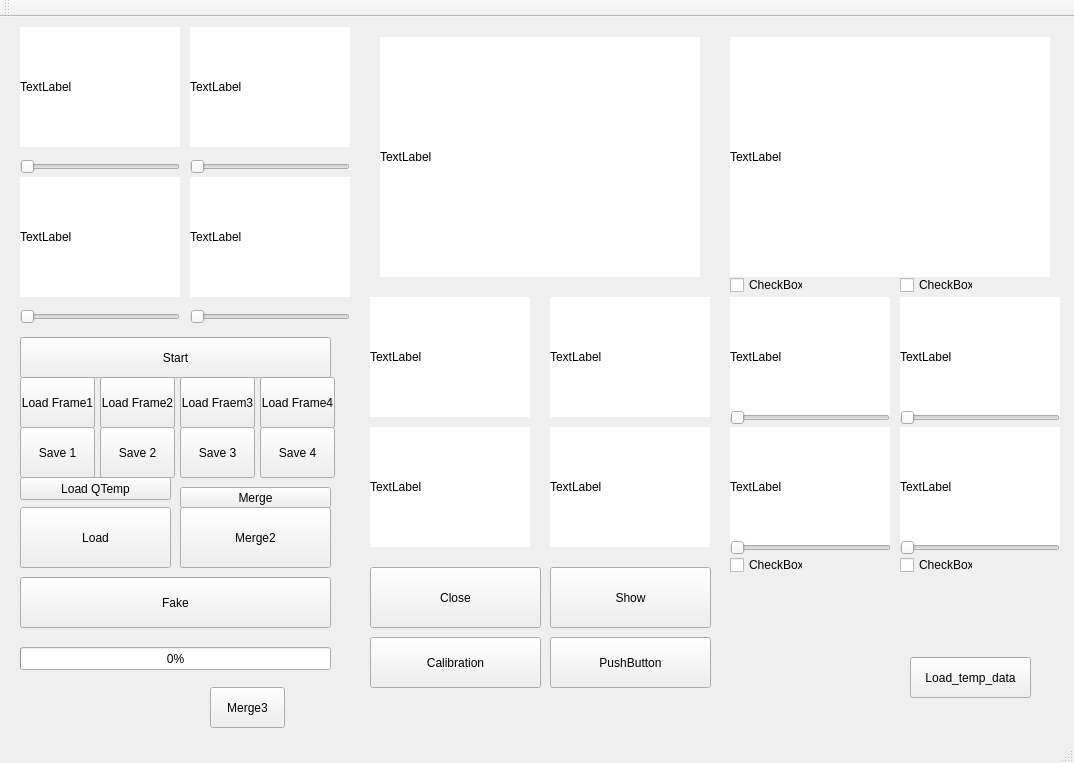
This is mainwindow.ui in Chia-ChunHsu/Capture as Qt 5 draws it before an edit. The edited form follows.
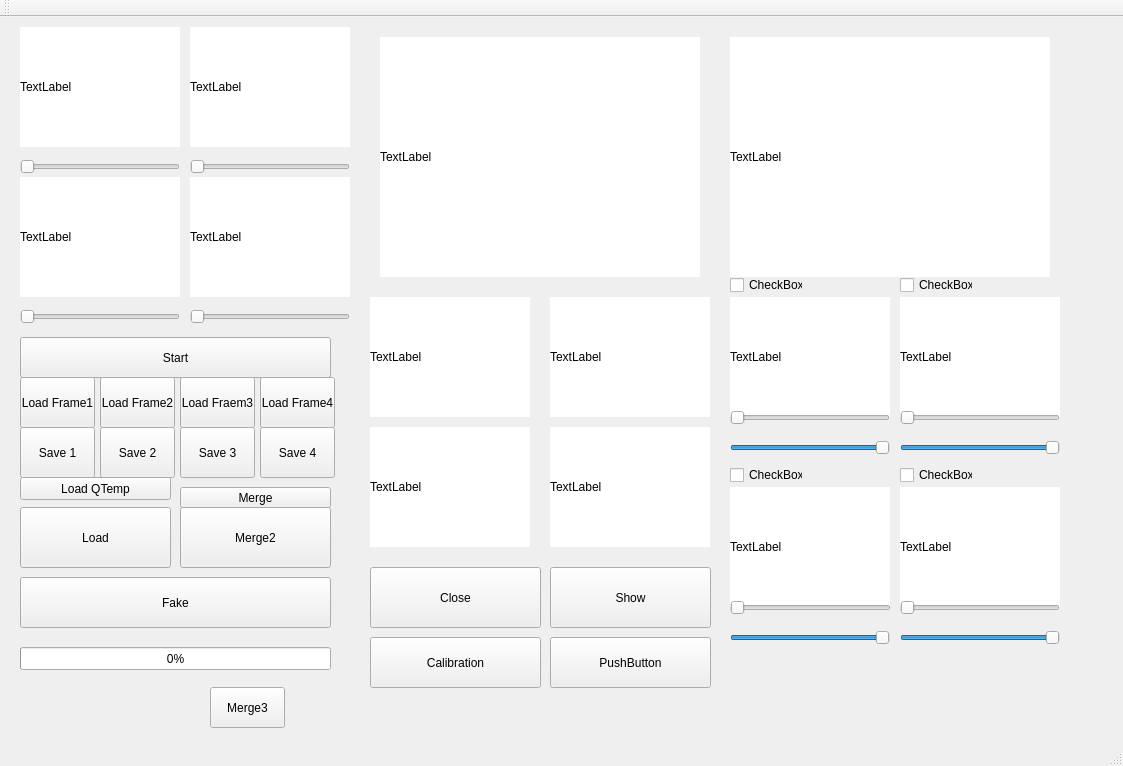
This is the edited form.

The edit to the form file:
```diff
--- a/mainwindow.ui
+++ b/mainwindow.ui
@@ -6,8 +6,8 @@
    <rect>
     <x>0</x>
     <y>0</y>
-    <width>1074</width>
-    <height>763</height>
+    <width>1123</width>
+    <height>766</height>
    </rect>
   </property>
   <property name="windowTitle">
@@ -443,7 +443,7 @@
     <property name="geometry">
      <rect>
       <x>730</x>
-      <y>410</y>
+      <y>470</y>
       <width>160</width>
       <height>120</height>
      </rect>
@@ -459,7 +459,7 @@
     <property name="geometry">
      <rect>
       <x>900</x>
-      <y>410</y>
+      <y>470</y>
       <width>160</width>
       <height>120</height>
      </rect>
@@ -510,19 +510,6 @@
      <string>Show</string>
     </property>
    </widget>
-   <widget class="QPushButton" name="TempDataButtom">
-    <property name="geometry">
-     <rect>
-      <x>910</x>
-      <y>640</y>
-      <width>121</width>
-      <height>41</height>
-     </rect>
-    </property>
-    <property name="text">
-     <string>Load_temp_data</string>
-    </property>
-   </widget>
    <widget class="QPushButton" name="CalibrationButton">
     <property name="geometry">
      <rect>
@@ -611,7 +598,7 @@
     <property name="geometry">
      <rect>
       <x>730</x>
-      <y>520</y>
+      <y>580</y>
       <width>161</width>
       <height>22</height>
      </rect>
@@ -627,7 +614,7 @@
     <property name="geometry">
      <rect>
       <x>900</x>
-      <y>520</y>
+      <y>580</y>
       <width>160</width>
       <height>22</height>
      </rect>
@@ -669,7 +656,7 @@
     <property name="geometry">
      <rect>
       <x>730</x>
-      <y>540</y>
+      <y>450</y>
       <width>73</width>
       <height>16</height>
      </rect>
@@ -682,7 +669,7 @@
     <property name="geometry">
      <rect>
       <x>900</x>
-      <y>540</y>
+      <y>450</y>
       <width>73</width>
       <height>16</height>
      </rect>
@@ -691,6 +678,70 @@
      <string>CheckBox</string>
     </property>
    </widget>
+   <widget class="QSlider" name="Filter1">
+    <property name="geometry">
+     <rect>
+      <x>730</x>
+      <y>420</y>
+      <width>160</width>
+      <height>22</height>
+     </rect>
+    </property>
+    <property name="value">
+     <number>99</number>
+    </property>
+    <property name="orientation">
+     <enum>Qt::Horizontal</enum>
+    </property>
+   </widget>
+   <widget class="QSlider" name="Filter2">
+    <property name="geometry">
+     <rect>
+      <x>900</x>
+      <y>420</y>
+      <width>160</width>
+      <height>22</height>
+     </rect>
+    </property>
+    <property name="value">
+     <number>99</number>
+    </property>
+    <property name="orientation">
+     <enum>Qt::Horizontal</enum>
+    </property>
+   </widget>
+   <widget class="QSlider" name="Filter3">
+    <property name="geometry">
+     <rect>
+      <x>730</x>
+      <y>610</y>
+      <width>160</width>
+      <height>22</height>
+     </rect>
+    </property>
+    <property name="value">
+     <number>99</number>
+    </property>
+    <property name="orientation">
+     <enum>Qt::Horizontal</enum>
+    </property>
+   </widget>
+   <widget class="QSlider" name="Filter4">
+    <property name="geometry">
+     <rect>
+      <x>900</x>
+      <y>610</y>
+      <width>160</width>
+      <height>22</height>
+     </rect>
+    </property>
+    <property name="value">
+     <number>99</number>
+    </property>
+    <property name="orientation">
+     <enum>Qt::Horizontal</enum>
+    </property>
+   </widget>
   </widget>
   <widget class="QMenuBar" name="menuBar">
    <property name="geometry">
```
Left out of the diff: 2 changed lines with no effect on the pictures.
